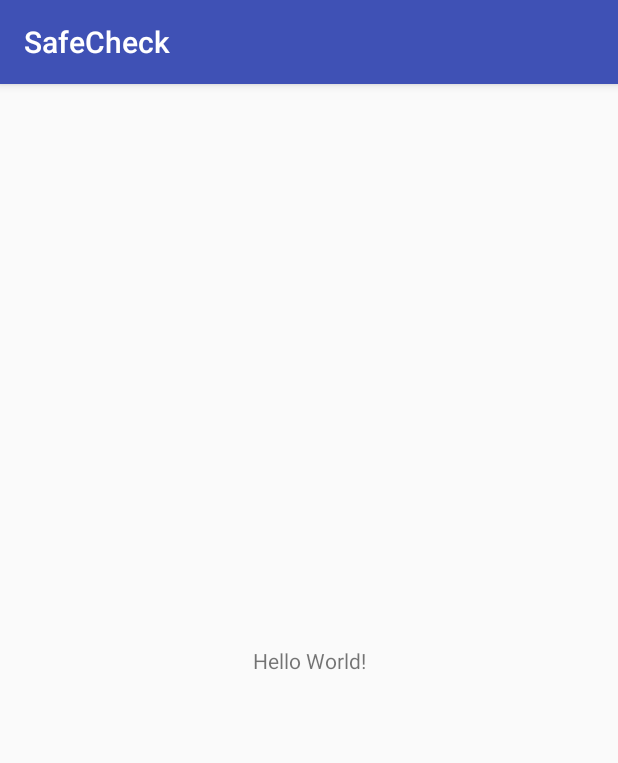
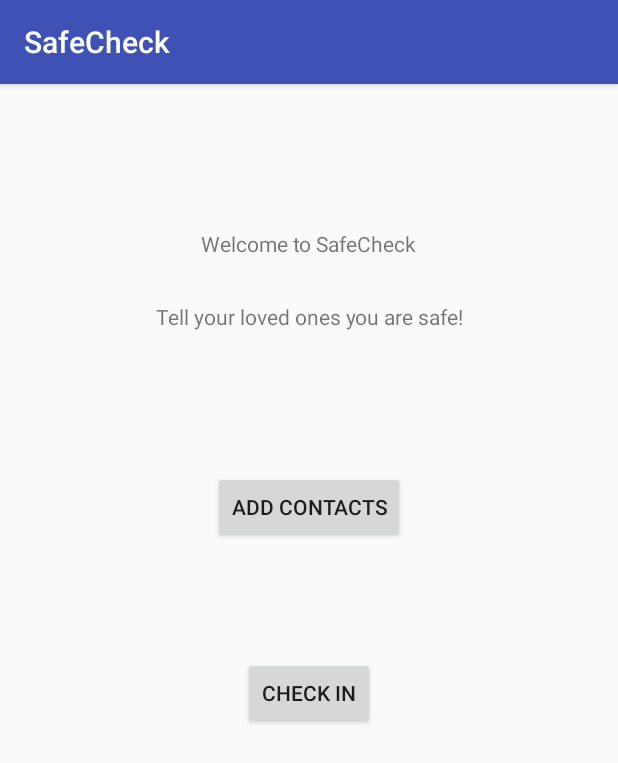
Before and after one commit to christopher-sun/SafeCheck, an Android app: the screen it shows after launch (MainActivity), on a phone screen of 412 x 824 dp. Shown: the top 763 px of the screen. Run offline under Robolectric (Android 15) with nearby library versions, the phone set to English and light mode, and no system bars.

Commit message:
prelim activities

```diff
--- a/app/build.gradle
+++ b/app/build.gradle
@@ -27,4 +27,5 @@ dependencies {
     compile 'com.android.support:appcompat-v7:26.+'
     compile 'com.android.support.constraint:constraint-layout:1.0.2'
     testCompile 'junit:junit:4.12'
+    compile group: "com.twilio.sdk", name: "twilio", version: "7.11.+"
 }
--- a/app/src/main/java/cddj/gatech/edu/safecheck/MainActivity.java
+++ b/app/src/main/java/cddj/gatech/edu/safecheck/MainActivity.java
@@ -1,13 +1,30 @@
 package cddj.gatech.edu.safecheck;
 
+import android.content.Intent;
 import android.support.v7.app.AppCompatActivity;
 import android.os.Bundle;
+import android.view.View;
+import android.widget.Button;
 
 public class MainActivity extends AppCompatActivity {
+
+    private Button addContactButton;
+    private Button checkInButton;
 
     @Override
     protected void onCreate(Bundle savedInstanceState) {
         super.onCreate(savedInstanceState);
         setContentView(R.layout.activity_main);
+
+        addContactButton = (Button) findViewById(R.id.addContactsButton);
+        checkInButton = (Button) findViewById(R.id.checkInButton);
+
+        checkInButton.setOnClickListener(new View.OnClickListener() {
+            @Override
+            public void onClick(View view) {
+                Intent intent = new Intent(view.getContext(), SendTextActivity.class);
+                startActivity(intent);
+            }
+        });
     }
 }
--- a/app/src/main/res/layout/activity_main.xml
+++ b/app/src/main/res/layout/activity_main.xml
@@ -7,12 +7,50 @@
     tools:context="cddj.gatech.edu.safecheck.MainActivity">
 
     <TextView
+        android:id="@+id/textView2"
         android:layout_width="wrap_content"
         android:layout_height="wrap_content"
-        android:text="Hello World!"
+        android:text="Welcome to SafeCheck"
         app:layout_constraintBottom_toBottomOf="parent"
         app:layout_constraintLeft_toLeftOf="parent"
         app:layout_constraintRight_toRightOf="parent"
-        app:layout_constraintTop_toTopOf="parent" />
+        app:layout_constraintTop_toTopOf="parent"
+        app:layout_constraintVertical_bias="0.129" />
+
+    <TextView
+        android:id="@+id/textView"
+        android:layout_width="wrap_content"
+        android:layout_height="wrap_content"
+        android:layout_marginTop="29dp"
+        android:text="Tell your loved ones you are safe!"
+        app:layout_constraintTop_toBottomOf="@+id/textView2"
+        android:layout_marginLeft="8dp"
+        app:layout_constraintLeft_toLeftOf="parent"
+        android:layout_marginRight="8dp"
+        app:layout_constraintRight_toRightOf="parent" />
+
+    <Button
+        android:id="@+id/addContactsButton"
+        android:layout_width="wrap_content"
+        android:layout_height="wrap_content"
+        android:layout_marginLeft="8dp"
+        android:layout_marginRight="8dp"
+        android:layout_marginTop="93dp"
+        android:text="Add Contacts"
+        app:layout_constraintLeft_toLeftOf="parent"
+        app:layout_constraintRight_toRightOf="parent"
+        app:layout_constraintTop_toBottomOf="@+id/textView" />
+
+    <Button
+        android:id="@+id/checkInButton"
+        android:layout_width="wrap_content"
+        android:layout_height="wrap_content"
+        android:layout_marginLeft="8dp"
+        android:layout_marginRight="8dp"
+        android:layout_marginTop="76dp"
+        android:text="Check In"
+        app:layout_constraintLeft_toLeftOf="parent"
+        app:layout_constraintRight_toRightOf="parent"
+        app:layout_constraintTop_toBottomOf="@+id/addContactsButton" />
 
 </android.support.constraint.ConstraintLayout>
```
Also changed, not shown: app/src/main/java/cddj/gatech/edu/safecheck/SendTextActivity.java (+25 -1 lines), app/src/main/res/layout/activity_send_text.xml (+43 -2 lines).
